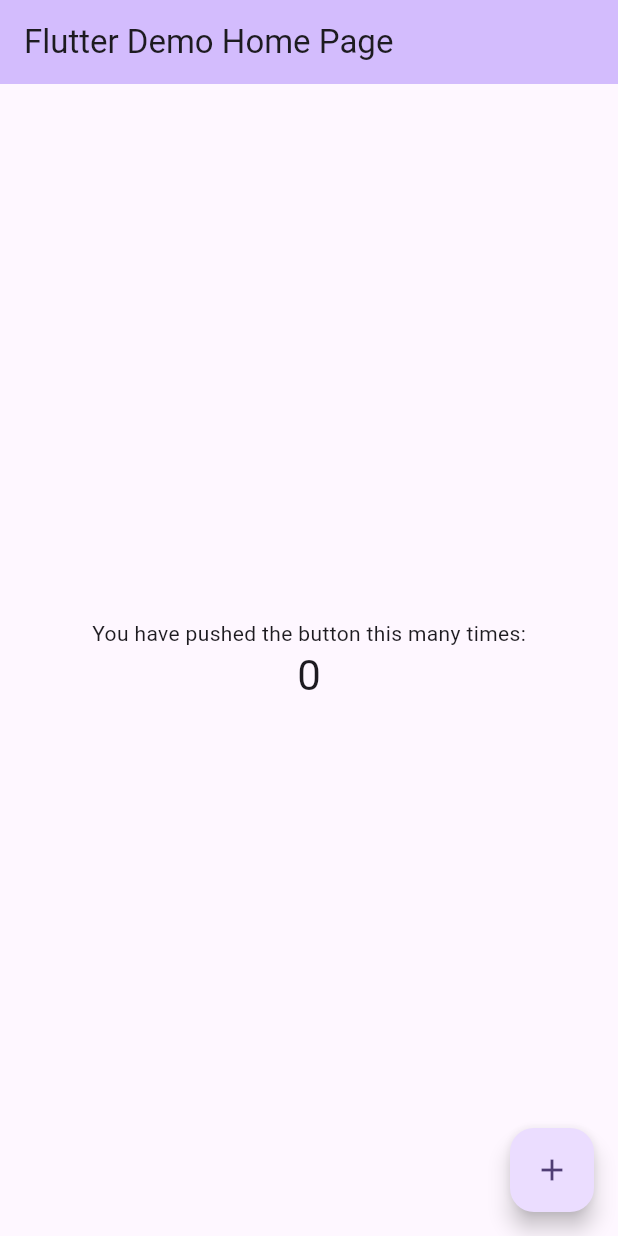
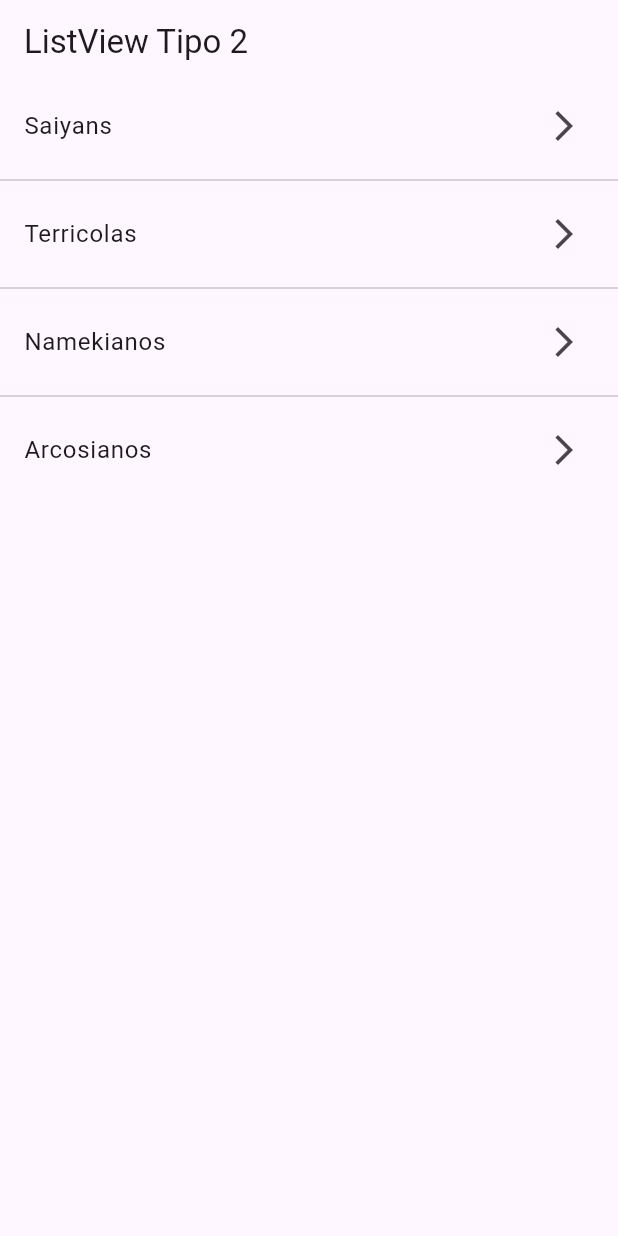
Before and after one commit to Guillermojs9/fl_components, a Flutter app: the screen it shows after launch, on a phone screen of 412 x 824 dp. Run offline on Flutter 3.47's test engine with Material 3 defaults, Android fonts, the phone set to English and light mode, and no system bars.

Commit message:
Sesión 1. Listview Separated

```diff
--- a/lib/main.dart
+++ b/lib/main.dart
@@ -1,125 +1,17 @@
+import 'package:fl_components/screens/listview2_screen.dart';
 import 'package:flutter/material.dart';
 
-void main() {
-  runApp(const MyApp());
-}
+void main() => runApp(const MyApp());
 
 class MyApp extends StatelessWidget {
   const MyApp({super.key});
 
-  // This widget is the root of your application.
   @override
   Widget build(BuildContext context) {
-    return MaterialApp(
-      title: 'Flutter Demo',
-      theme: ThemeData(
-        // This is the theme of your application.
-        //
-        // TRY THIS: Try running your application with "flutter run". You'll see
-        // the application has a purple toolbar. Then, without quitting the app,
-        // try changing the seedColor in the colorScheme below to Colors.green
-        // and then invoke "hot reload" (save your changes or press the "hot
-        // reload" button in a Flutter-supported IDE, or press "r" if you used
-        // the command line to start the app).
-        //
-        // Notice that the counter didn't reset back to zero; the application
-        // state is not lost during the reload. To reset the state, use hot
-        // restart instead.
-        //
-        // This works for code too, not just values: Most code changes can be
-        // tested with just a hot reload.
-        colorScheme: ColorScheme.fromSeed(seedColor: Colors.deepPurple),
-        useMaterial3: true,
-      ),
-      home: const MyHomePage(title: 'Flutter Demo Home Page'),
+    return const MaterialApp(
+      debugShowCheckedModeBanner: false,
+      title: 'Material App',
+      home: Listview2Screen()
     );
   }
 }
-
-class MyHomePage extends StatefulWidget {
-  const MyHomePage({super.key, required this.title});
-
-  // This widget is the home page of your application. It is stateful, meaning
-  // that it has a State object (defined below) that contains fields that affect
-  // how it looks.
-
-  // This class is the configuration for the state. It holds the values (in this
-  // case the title) provided by the parent (in this case the App widget) and
-  // used by the build method of the State. Fields in a Widget subclass are
-  // always marked "final".
-
-  final String title;
-
-  @override
-  State<MyHomePage> createState() => _MyHomePageState();
-}
-
-class _MyHomePageState extends State<MyHomePage> {
-  int _counter = 0;
-
-  void _incrementCounter() {
-    setState(() {
-      // This call to setState tells the Flutter framework that something has
-      // changed in this State, which causes it to rerun the build method below
-      // so that the display can reflect the updated values. If we changed
-      // _counter without calling setState(), then the build method would not be
-      // called again, and so nothing would appear to happen.
-      _counter++;
-    });
-  }
-
-  @override
-  Widget build(BuildContext context) {
-    // This method is rerun every time setState is called, for instance as done
-    // by the _incrementCounter method above.
-    //
-    // The Flutter framework has been optimized to make rerunning build methods
-    // fast, so that you can just rebuild anything that needs updating rather
-    // than having to individually change instances of widgets.
-    return Scaffold(
-      appBar: AppBar(
-        // TRY THIS: Try changing the color here to a specific color (to
-        // Colors.amber, perhaps?) and trigger a hot reload to see the AppBar
-        // change color while the other colors stay the same.
-        backgroundColor: Theme.of(context).colorScheme.inversePrimary,
-        // Here we take the value from the MyHomePage object that was created by
-        // the App.build method, and use it to set our appbar title.
-        title: Text(widget.title),
-      ),
-      body: Center(
-        // Center is a layout widget. It takes a single child and positions it
-        // in the middle of the parent.
-        child: Column(
-          // Column is also a layout widget. It takes a list of children and
-          // arranges them vertically. By default, it sizes itself to fit its
-          // children horizontally, and tries to be as tall as its parent.
-          //
-          // Column has various properties to control how it sizes itself and
-          // how it positions its children. Here we use mainAxisAlignment to
-          // center the children vertically; the main axis here is the vertical
-          // axis because Columns are vertical (the cross axis would be
-          // horizontal).
-          //
-          // TRY THIS: Invoke "debug painting" (choose the "Toggle Debug Paint"
-          // action in the IDE, or press "p" in the console), to see the
-          // wireframe for each widget.
-          mainAxisAlignment: MainAxisAlignment.center,
-          children: <Widget>[
-            const Text(
-              'You have pushed the button this many times:',
-            ),
-            Text(
-              '$_counter',
-              style: Theme.of(context).textTheme.headlineMedium,
-            ),
-          ],
-        ),
-      ),
-      floatingActionButton: FloatingActionButton(
-        onPressed: _incrementCounter,
-        tooltip: 'Increment',
-        child: const Icon(Icons.add),
-      ), // This trailing comma makes auto-formatting nicer for build methods.
-    );
-  }
-}
--- /dev/null
+++ b/lib/screens/listview1_screen.dart
@@ -0,0 +1,22 @@
+import 'package:flutter/material.dart';
+
+class Listview1Screen extends StatelessWidget {
+  final options = const ["Saiyans", "Terricolas", "Namekianos", "Arcosianos"];
+
+  const Listview1Screen({super.key});
+
+  @override
+  Widget build(BuildContext context) {
+    return Scaffold(
+        appBar: AppBar(
+          title: const Text("ListView Tipo 1"),
+        ),
+        body: ListView(
+          children: [
+            ...options.map((e) => ListTile(
+                trailing: const Icon(Icons.arrow_forward_ios_outlined),
+                title: Text(e))),
+          ],
+        ));
+  }
+}
--- /dev/null
+++ b/lib/screens/listview2_screen.dart
@@ -0,0 +1,21 @@
+import 'package:flutter/material.dart';
+
+class Listview2Screen extends StatelessWidget {
+  final options = const ["Saiyans", "Terricolas", "Namekianos", "Arcosianos"];
+
+  const Listview2Screen({super.key});
+
+  @override
+  Widget build(BuildContext context) {
+    return Scaffold(
+        appBar: AppBar(
+          title: const Text("ListView Tipo 2"),
+        ),
+        body: ListView.separated(
+            itemBuilder: (context, index) => ListTile(
+                trailing: const Icon(Icons.arrow_forward_ios_outlined),
+                title: Text(options[index])),
+            separatorBuilder: (context, index) => const Divider(),
+            itemCount: options.length));
+  }
+}
```
